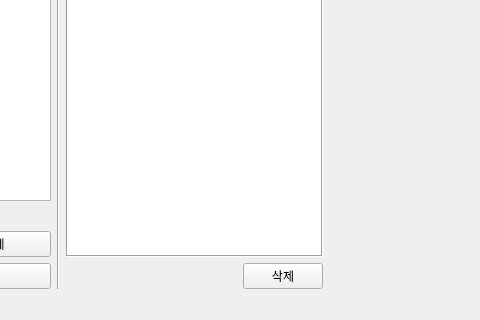
The window that mainUi.ui (gyuha/adb-capture) describes before a commit, drawn with Qt 5; both pictures show x 474 to 954 and y 497 to 817 of the 1328 by 817 pixel window.
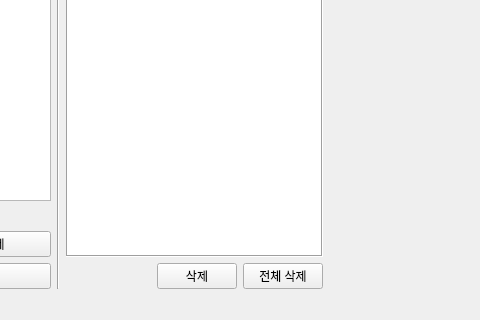
The same window after the commit.

```diff
--- a/mainUi.ui
+++ b/mainUi.ui
@@ -300,6 +300,13 @@
           </property>
          </widget>
         </item>
+        <item>
+         <widget class="QPushButton" name="btnDeleteAllFiles">
+          <property name="text">
+           <string>전체 삭제</string>
+          </property>
+         </widget>
+        </item>
        </layout>
       </item>
      </layout>
```
